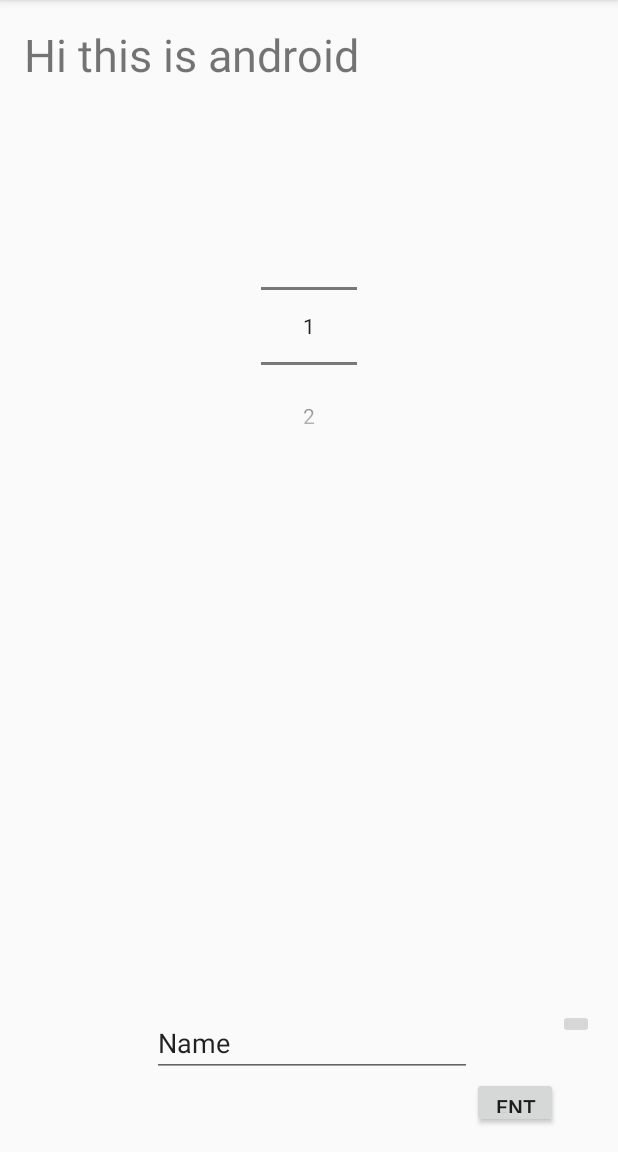
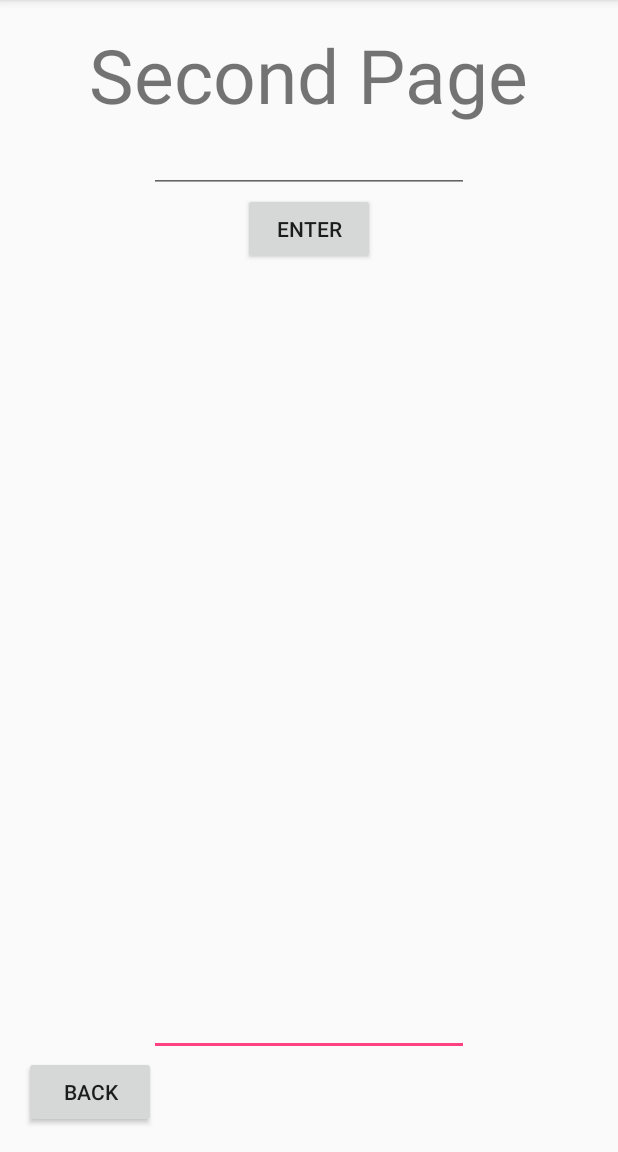
Before and after one commit to wyattjcooper/PracticeApp, an Android app: the screen it shows after launch (MainActivity before the commit, Main2Activity after it), after a tap on an icon or button, on a phone screen of 412 x 824 dp, the part 84-1236 px from its top. Run offline under Robolectric (Android 15) with nearby library versions, the phone set to English and light mode, and no system bars; libraries missing offline, so code that uses them is left out: com.firebase.client; 9 statements that could not run were skipped.

Commit message:
Added a second activity
Second activity allows a name and a date to be posted to Firebase

```diff
--- /dev/null
+++ b/app/src/main/java/com/example/wyattcooper/practiceapp/Main2Activity.java
@@ -0,0 +1,72 @@
+package com.example.wyattcooper.practiceapp;
+import android.content.Intent;
+import android.support.v7.app.AppCompatActivity;
+import android.os.Bundle;
+import android.view.View;
+import android.widget.Button;
+import android.widget.EditText;
+import com.firebase.client.Firebase;
+import android.widget.TextView;
+import com.firebase.client.ValueEventListener;
+import com.firebase.client.DataSnapshot;
+import com.firebase.client.FirebaseError;
+import java.util.Map;
+import java.util.HashMap;
+import com.example.wyattcooper.practiceapp.entry;
+public class Main2Activity extends AppCompatActivity {
+
+    TextView title;
+    Button back;
+    Button enter;
+    EditText datePicker;
+    EditText notes;
+    entry NewEntry;
+
+    @Override
+    protected void onCreate(Bundle savedInstanceState) {
+        super.onCreate(savedInstanceState);
+        setContentView(R.layout.activity_main2);
+        Firebase.setAndroidContext(this);
+
+        final Firebase myFirebaseRef = new Firebase("https://dazzling-inferno-9759.firebaseio.com/");
+
+        back = (Button) findViewById(R.id.button2);
+        enter = (Button) findViewById(R.id.button3);
+        title = (TextView) findViewById(R.id.textView2);
+        datePicker = (EditText) findViewById(R.id.editText3);
+
+        final Firebase entryRef = myFirebaseRef.child("entries");
+
+        myFirebaseRef.child("name").addValueEventListener(new ValueEventListener() {
+            @Override
+            public void onDataChange(DataSnapshot snapshot) {
+                String data = (String) snapshot.getValue();
+                if (data != null) {
+                    title.setText("Hello " + data);
+                    NewEntry = (entry) new entry(data);
+                }
+            }
+            @Override
+            public void onCancelled(FirebaseError error) {
+            }
+        });
+
+        enter.setOnClickListener(new Button.OnClickListener() {
+            @Override
+            public void onClick(View v) {
+                if (datePicker.getText().toString() != null) {
+                    NewEntry.setDate(datePicker.getText().toString());
+                    entryRef.push().setValue(NewEntry);
+                }
+            }
+        });
+
+        back.setOnClickListener(new Button.OnClickListener() {
+            @Override
+            public void onClick(View v) {
+                Intent intent = new Intent(Main2Activity.this, MainActivity.class);
+                startActivity(intent);
+            }
+        });
+    }
+}
--- a/app/src/main/java/com/example/wyattcooper/practiceapp/MainActivity.java
+++ b/app/src/main/java/com/example/wyattcooper/practiceapp/MainActivity.java
@@ -13,6 +13,8 @@ import com.firebase.client.ValueEventListener;
 import com.firebase.client.DataSnapshot;
 import com.firebase.client.FirebaseError;
 import com.firebase.client.AuthData;
+import android.content.Intent;
+import com.example.wyattcooper.practiceapp.entry;
 public class MainActivity extends AppCompatActivity {
 
     TextView textView;
@@ -28,6 +30,7 @@ public class MainActivity extends AppCompatActivity {
 
         final Firebase myFirebaseRef = new Firebase("https://dazzling-inferno-9759.firebaseio.com/");
 
+        final Firebase nameRef = myFirebaseRef.child("name");
         enter = (Button) findViewById(R.id.button);
 
         editable = (EditText) findViewById(R.id.editText);
@@ -37,7 +40,9 @@ public class MainActivity extends AppCompatActivity {
         enter.setOnClickListener(new Button.OnClickListener() {
             @Override
             public void onClick(View v) {
-                myFirebaseRef.child("name").setValue(editable.getText().toString());
+                nameRef.setValue(editable.getText().toString());
+                Intent intent = new Intent(MainActivity.this, Main2Activity.class);
+                startActivity(intent);
             }
         });
 
@@ -45,12 +50,14 @@ public class MainActivity extends AppCompatActivity {
             @Override
             public void onDataChange(DataSnapshot snapshot) {
                 String data = (String) snapshot.getValue();
-                if (data != null){
-                    textView.setText("Hello "+data);
+                if (data != null) {
+                    textView.setText("Hello " + data);
                 }
 
             }
-            @Override public void onCancelled(FirebaseError error) { }
+
+            @Override
+            public void onCancelled(FirebaseError error) { }
         });
 
 
--- /dev/null
+++ b/app/src/main/res/layout/activity_main2.xml
@@ -0,0 +1,59 @@
+<?xml version="1.0" encoding="utf-8"?>
+<RelativeLayout xmlns:android="http://schemas.android.com/apk/res/android"
+    xmlns:tools="http://schemas.android.com/tools"
+    android:layout_width="match_parent"
+    android:layout_height="match_parent"
+    android:paddingBottom="@dimen/activity_vertical_margin"
+    android:paddingLeft="@dimen/activity_horizontal_margin"
+    android:paddingRight="@dimen/activity_horizontal_margin"
+    android:paddingTop="@dimen/activity_vertical_margin"
+    tools:context="com.example.wyattcooper.practiceapp.Main2Activity">
+
+    <TextView
+        android:layout_width="wrap_content"
+        android:layout_height="wrap_content"
+        android:text="Second Page"
+        android:id="@+id/textView2"
+        android:layout_alignParentTop="true"
+        android:layout_centerHorizontal="true"
+        android:textSize="50dp" />
+
+    <Button
+        android:layout_width="wrap_content"
+        android:layout_height="wrap_content"
+        android:text="BACK"
+        android:id="@+id/button2"
+        android:layout_alignParentBottom="true"
+        android:layout_alignParentLeft="true"
+        android:layout_alignParentStart="true" />
+
+    <EditText
+        android:layout_width="wrap_content"
+        android:layout_height="200dp"
+        android:inputType="textMultiLine"
+        android:ems="10"
+        android:id="@+id/editText2"
+        android:layout_above="@+id/button2"
+        android:layout_centerHorizontal="true"
+        android:outlineProvider="background"
+        android:linksClickable="true" />
+
+    <EditText
+        android:layout_width="wrap_content"
+        android:layout_height="wrap_content"
+        android:inputType="date"
+        android:ems="10"
+        android:id="@+id/editText3"
+        android:layout_below="@+id/textView2"
+        android:layout_alignLeft="@+id/editText2"
+        android:layout_alignStart="@+id/editText2" />
+
+    <Button
+        android:layout_width="wrap_content"
+        android:layout_height="wrap_content"
+        android:text="ENTER"
+        android:id="@+id/button3"
+        android:layout_below="@+id/editText3"
+        android:layout_centerHorizontal="true" />
+
+</RelativeLayout>
```
Also changed, not shown: app/src/main/AndroidManifest.xml (+7 -1 lines), app/src/main/java/com/example/wyattcooper/practiceapp/entry.java (added, +33 -0 lines).
